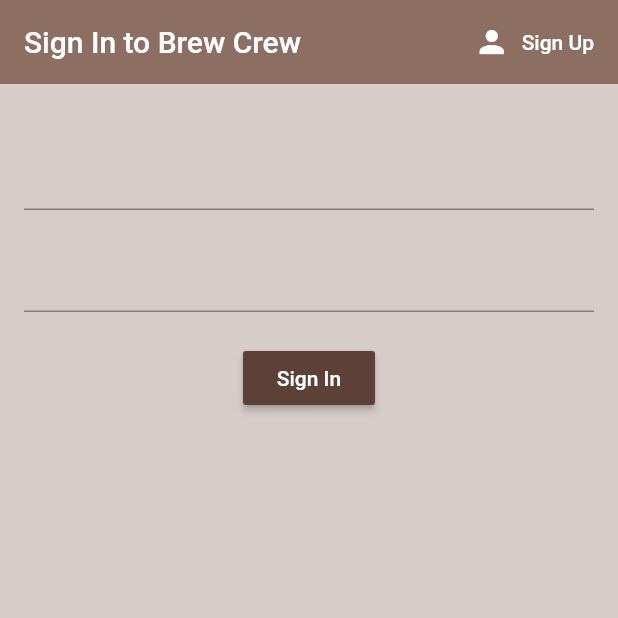
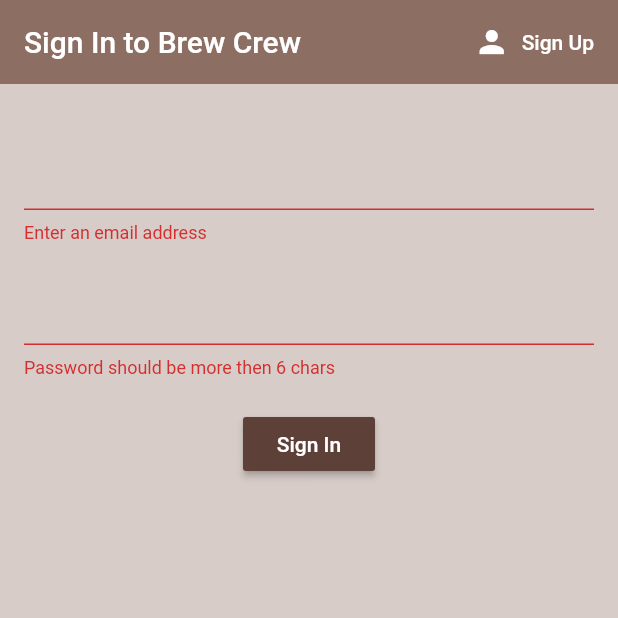
Before and after one commit to joeloudjinz/flutter_coffee, a Flutter app: the screen it shows after launch, after a tap on "Sign In", on a phone screen of 412 x 824 dp, the top half of it. Run offline on Flutter 3.47's test engine with Material 2 defaults, Android fonts, the phone set to English and light mode, and no system bars; our stand-ins replace firebase_auth; accounts and stored records are empty.

Commit message:
Implementing sign in logic

```diff
--- a/lib/screens/authenticate/register.dart
+++ b/lib/screens/authenticate/register.dart
@@ -12,9 +12,11 @@ class Register extends StatefulWidget {
 class _RegisterState extends State<Register> {
   final AuthService _auth = AuthService();
   final _formKey = GlobalKey<FormState>();
+
   String email = '';
   String password = '';
   String error = '';
+
   @override
   Widget build(BuildContext context) {
     var bar = AppBar(
--- a/lib/screens/authenticate/sign_in.dart
+++ b/lib/screens/authenticate/sign_in.dart
@@ -11,8 +11,11 @@ class SignIn extends StatefulWidget {
 
 class _SignInState extends State<SignIn> {
   final AuthService _auth = AuthService();
+  final _formKey = GlobalKey<FormState>();
+
   String email = '';
   String password = '';
+  String error = '';
   @override
   Widget build(BuildContext context) {
     return Scaffold(
@@ -34,7 +37,7 @@ class _SignInState extends State<SignIn> {
               ),
             ),
             onPressed: () {
-                widget.toggleView();
+              widget.toggleView();
             },
           )
         ],
@@ -42,12 +45,15 @@ class _SignInState extends State<SignIn> {
       body: Padding(
         padding: const EdgeInsets.all(16.0),
         child: Form(
+          key: _formKey,
           child: Column(
             children: <Widget>[
               SizedBox(
                 height: 20.0,
               ),
               TextFormField(
+                validator: (value) =>
+                    value.isEmpty ? 'Enter an email address' : null,
                 onChanged: (value) {
                   setState(() {
                     email = value;
@@ -58,6 +64,9 @@ class _SignInState extends State<SignIn> {
                 height: 20.0,
               ),
               TextFormField(
+                validator: (value) => value.length < 6
+                    ? 'Password should be more then 6 chars'
+                    : null,
                 obscureText: true,
                 onChanged: (value) {
                   setState(() {
@@ -76,7 +85,28 @@ class _SignInState extends State<SignIn> {
                     color: Colors.white,
                   ),
                 ),
-                onPressed: () {},
+                onPressed: () async {
+                  if (!_formKey.currentState.validate()) {
+                    return;
+                  }
+                  var result = await _auth.signIn(email, password);
+                  if (result == null) {
+                    setState(() {
+                      error = 'Could not sign in with these credentials';
+                    });
+                  }
+                },
+              ),
+              SizedBox(
+                height: 20.0,
+              ),
+              Text(
+                error,
+                style: TextStyle(
+                  color: Colors.red[400],
+                  fontSize: 16.0,
+                  fontWeight: FontWeight.bold,
+                ),
               )
             ],
           ),
--- a/lib/services/auth.dart
+++ b/lib/services/auth.dart
@@ -26,6 +26,19 @@ class AuthService {
   }
 
   // sign in with email & password
+  Future signIn(String email, String password) async {
+    try {
+      AuthResult result = await _auth.signInWithEmailAndPassword(
+        email: email,
+        password: password,
+      );
+      return _createUser(result.user);
+    } catch (e) {
+      print(e.toString());
+      return null;
+    }
+  }
+
   // register with email & password
   Future register(String email, String password) async {
     try {
```
